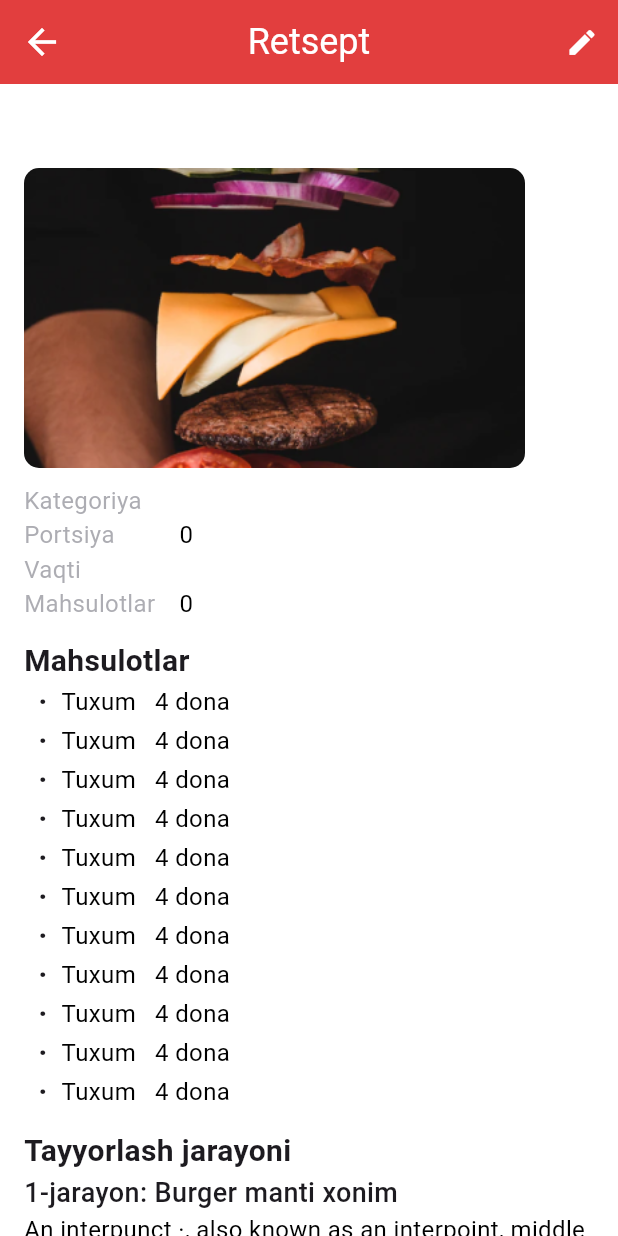
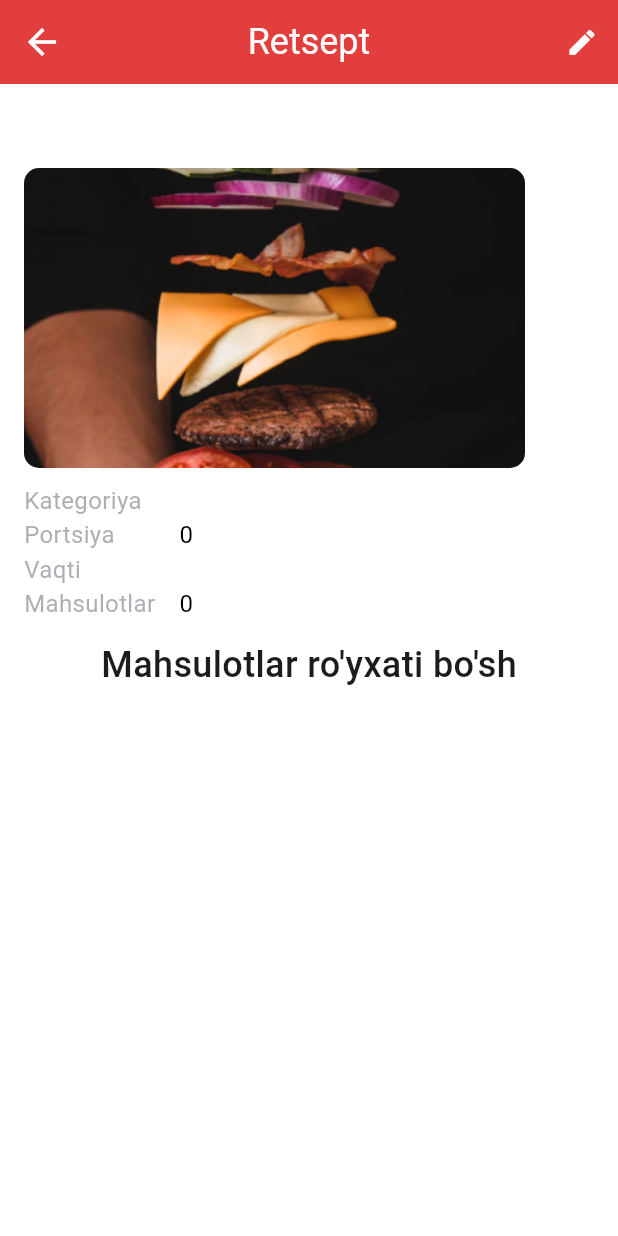
Before and after one commit to yusufmahmudov/recipe, a Flutter app: the ProductView screen opened directly with empty values, on a phone screen of 412 x 824 dp. Run offline on Flutter 3.47's test engine with Material 3 defaults, Android fonts, the phone set to English and light mode, and no system bars; drawn by our look-alikes of keyboard_dismisser; our stand-ins replace delightful_toast, equatable, flutter_bloc, flutter_svg, formz, go_router and 5 more; accounts and stored records are empty; project files that could hold a hidden picture were left out.

Commit message:
Product view

```diff
--- a/lib/application/product/product_bloc.dart
+++ b/lib/application/product/product_bloc.dart
@@ -4,7 +4,9 @@ import 'package:equatable/equatable.dart';
 import 'package:flutter_bloc/flutter_bloc.dart';
 import 'package:formz/formz.dart';
 import 'package:recipe/data/model/g_model/product_model_g.dart';
+import 'package:recipe/data/model/ingredient_model.dart';
 import 'package:recipe/data/model/product_model.dart';
+import 'package:recipe/data/model/serves_model.dart';
 import 'package:recipe/infrasuruktura/apis/favorite_service.dart';
 import 'package:recipe/infrasuruktura/apis/product_service.dart';
 
@@ -148,6 +150,29 @@ class ProductBloc extends Bloc<ProductEvent, ProductState> {
       },
     );
 
+    on<GetProductParts>(
+      (event, emit) async {
+        emit(
+            state.copyWith(statusIngredient: FormzSubmissionStatus.inProgress));
+        try {
+          final result =
+              await ProductService().fetchProductIngredients(event.productId);
+          final result2 =
+              await ProductService().fetchProductPreparations(event.productId);
+
+          emit(
+            state.copyWith(
+              statusIngredient: FormzSubmissionStatus.success,
+              ingredients: result,
+              serveses: result2,
+            ),
+          );
+        } catch (e) {
+          emit(state.copyWith(statusIngredient: FormzSubmissionStatus.failure));
+        }
+      },
+    );
+
     on<GetFavoriteProductEvent>(
       (event, emit) async {
         emit(state.copyWith(statusFavorite: FormzSubmissionStatus.inProgress));
--- a/lib/application/product/product_event.dart
+++ b/lib/application/product/product_event.dart
@@ -24,6 +24,12 @@ class AddProductEvent extends ProductEvent {
     required this.preparations,
     required this.image,
   });
+}
+
+class GetProductParts extends ProductEvent {
+  final int productId;
+
+  GetProductParts({required this.productId});
 }
 
 class UpdateProductEvent extends ProductEvent {
--- a/lib/application/product/product_state.dart
+++ b/lib/application/product/product_state.dart
@@ -3,34 +3,59 @@ part of 'product_bloc.dart';
 class ProductState extends Equatable {
   final FormzSubmissionStatus statusProduct;
   final FormzSubmissionStatus statusFavorite;
+  final FormzSubmissionStatus statusIngredient;
+  final FormzSubmissionStatus statusServes;
   final List<ProductModel> products;
   final List<ProductModel> favoriteProducts;
+  final List<IngredientModel> ingredients;
+  final List<ServesModel> serveses;
   final int selProduct;
 
   const ProductState({
     this.statusProduct = FormzSubmissionStatus.initial,
     this.statusFavorite = FormzSubmissionStatus.initial,
+    this.statusIngredient = FormzSubmissionStatus.initial,
+    this.statusServes = FormzSubmissionStatus.initial,
     this.products = const [],
     this.favoriteProducts = const [],
+    this.ingredients = const [],
+    this.serveses = const [],
     this.selProduct = -1,
   });
 
   @override
-  List<Object?> get props =>
-      [statusProduct, statusFavorite, products, favoriteProducts, selProduct];
+  List<Object?> get props => [
+        statusProduct,
+        statusFavorite,
+        products,
+        favoriteProducts,
+        selProduct,
+        statusIngredient,
+        statusServes,
+        serveses,
+        ingredients,
+      ];
 
   ProductState copyWith({
     FormzSubmissionStatus? statusProduct,
     FormzSubmissionStatus? statusFavorite,
+    FormzSubmissionStatus? statusIngredient,
+    FormzSubmissionStatus? statusServes,
     List<ProductModel>? products,
     List<ProductModel>? favoriteProducts,
+    List<IngredientModel>? ingredients,
+    List<ServesModel>? serveses,
     int? selProduct,
   }) {
     return ProductState(
       statusProduct: statusProduct ?? this.statusProduct,
       statusFavorite: statusFavorite ?? this.statusFavorite,
+      statusIngredient: statusIngredient ?? this.statusIngredient,
+      statusServes: statusServes ?? this.statusServes,
       products: products ?? this.products,
       favoriteProducts: favoriteProducts ?? this.favoriteProducts,
+      ingredients: ingredients ?? this.ingredients,
+      serveses: serveses ?? this.serveses,
       selProduct: selProduct ?? this.selProduct,
     );
   }
--- a/lib/infrasuruktura/apis/favorite_service.dart
+++ b/lib/infrasuruktura/apis/favorite_service.dart
@@ -2,7 +2,6 @@ import 'package:recipe/assets/constants/storage_keys.dart';
 import 'package:recipe/data/model/favorite_model.dart';
 import 'package:recipe/infrasuruktura/repo/storage_repository.dart';
 import 'package:recipe/utils/enum_filtr.dart';
-import 'package:recipe/utils/log_service.dart';
 import 'package:supabase_flutter/supabase_flutter.dart';
 
 class FavoriteService {
@@ -16,7 +15,6 @@ class FavoriteService {
           .from(Tables.favorite.text)
           .select()
           .eq("user_id", userId);
-      Log.i(response.length);
       return response.map((e) => e['product_id'] as int).toList();
       // return response.map((json) => FavoriteModel.fromJson(json)).toList();
     } catch (e) {
--- a/lib/infrasuruktura/apis/product_service.dart
+++ b/lib/infrasuruktura/apis/product_service.dart
@@ -8,7 +8,6 @@ import 'package:recipe/data/model/serves_model.dart';
 import 'package:recipe/infrasuruktura/apis/favorite_service.dart';
 import 'package:recipe/infrasuruktura/repo/storage_repository.dart';
 import 'package:recipe/utils/enum_filtr.dart';
-import 'package:recipe/utils/log_service.dart';
 import 'package:supabase_flutter/supabase_flutter.dart';
 
 class ProductService {
@@ -48,7 +47,6 @@ class ProductService {
           .from(Tables.product.text)
           .select()
           .eq('user_id', userId);
-      response.map((e) => Log.i(e.values));
 
       return response.map((json) => ProductModel.fromJson(json)).toList();
     } catch (e) {
@@ -111,6 +109,19 @@ class ProductService {
     }
   }
 
+  Future<List<IngredientModel>> fetchProductIngredients(int productId) async {
+    try {
+      final response = await supabase
+          .from(Tables.ingredient.text)
+          .select()
+          .eq("product_id", productId);
+
+      return response.map((e) => IngredientModel.fromJson(e)).toList();
+    } catch (e) {
+      throw Exception("Xatolik yuz berdi $e");
+    }
+  }
+
   Future<void> addPreparations(
       List<Map<String, String>> preparations, int productId) async {
     try {
@@ -132,6 +143,19 @@ class ProductService {
       await supabase.from(Tables.serves.text).insert(jsonList);
     } catch (e) {
       throw Exception('Xatolik yuz berdi: $e');
+    }
+  }
+
+  Future<List<ServesModel>> fetchProductPreparations(int productId) async {
+    try {
+      final response = await supabase
+          .from(Tables.serves.text)
+          .select()
+          .eq("product_id", productId);
+
+      return response.map((e) => ServesModel.fromJson(e)).toList();
+    } catch (e) {
+      throw Exception("Xatolik yuz berdi $e");
     }
   }
 
@@ -198,8 +222,6 @@ class ProductService {
           .select()
           .filter("id", "in", "($ids)");
 
-      Log.i(response.length);
-
       return response.map((e) => ProductModel.fromJson(e)).toList();
     } catch (e) {
       throw Exception("Xatolik yuz berdi $e");
--- a/lib/presentation/views/add/serves_view.dart
+++ b/lib/presentation/views/add/serves_view.dart
@@ -24,7 +24,7 @@ class _ServesViewState extends State<ServesView> {
       setState(() {
         widget.preparations.add({
           'name': controllerProcessName.text,
-          'process': controllerProcess.text,
+          'body': controllerProcess.text,
         });
         controllerProcessName.clear();
         controllerProcess.clear();
@@ -68,7 +68,7 @@ class _ServesViewState extends State<ServesView> {
                   widget.preparations.add(
                     {
                       'name': controllerProcessName.text,
-                      'process': controllerProcess.text,
+                      'body': controllerProcess.text,
                     },
                   );
                   controllerProcessName.clear();
@@ -196,7 +196,7 @@ class _ServesViewState extends State<ServesView> {
             noHeight: true,
             minLines: 3,
             readOnly: true,
-            hintText: widget.preparations[index]['process']!,
+            hintText: widget.preparations[index]['body']!,
             borderColor: greyBack.withOpacity(.8),
           ),
         ],
--- a/lib/presentation/views/home/product_view.dart
+++ b/lib/presentation/views/home/product_view.dart
@@ -1,10 +1,11 @@
 import 'package:flutter/material.dart';
 import 'package:flutter_bloc/flutter_bloc.dart';
-import 'package:recipe/application/category/category_bloc.dart';
+import 'package:formz/formz.dart';
 import 'package:recipe/assets/colors/colors.dart';
-import 'package:recipe/data/dto/product_dto.dart';
 import 'package:recipe/data/model/product_model.dart';
 import 'package:recipe/presentation/views/add/add_category_view.dart';
+import 'package:recipe/utils/log_service.dart';
+import '../../../application/product/product_bloc.dart';
 
 class ProductView extends StatefulWidget {
   final ProductModel product;
@@ -30,8 +31,8 @@ class _ProductViewState extends State<ProductView> {
   @override
   void initState() {
     context
-        .read<CategoryBloc>()
-        .add(GetCategoryByIdEvent(categoryId: widget.product.categoryId!));
+        .read<ProductBloc>()
+        .add(GetProductParts(productId: widget.product.id!));
 
     super.initState();
   }
@@ -131,31 +132,89 @@ class _ProductViewState extends State<ProductView> {
               ],
             ),
             const SizedBox(height: 12),
+            BlocBuilder<ProductBloc, ProductState>(
+              builder: (context, state) {
+                if (state.statusIngredient.isInProgress) {
+                  return const Center(
+                    child: CircularProgressIndicator(
+                      color: Colors.red,
+                      strokeWidth: 4.0,
+                    ),
+                  );
+                } else if (state.ingredients.isEmpty) {
+                  return const Center(
+                    child: Text(
+                      "Mahsulotlar ro'yxati bo'sh",
+                      style: TextStyle(
+                        fontSize: 24,
+                        fontWeight: FontWeight.w500,
+                      ),
+                    ),
+                  );
+                }
+
+                final ingredients = ListView.separated(
+                  shrinkWrap: true,
+                  physics: const NeverScrollableScrollPhysics(),
+                  itemBuilder: (context, index) => Row(
+                    children: [
+                      const Text(
+                        "  ·  ",
+                        style: TextStyle(
+                            fontSize: 18, fontWeight: FontWeight.w900),
+                      ),
+                      Text(
+                        "${state.ingredients[index].ingredient}   ${state.ingredients[index].quantity}",
+                        style: originTextStyle,
+                      ),
+                    ],
+                  ),
+                  separatorBuilder: (context, index) => const SizedBox(
+                    height: 4,
+                  ),
+                  itemCount: state.ingredients.length,
+                );
+                Log.i(state.serveses.first.servesBody);
+                final serveres = ListView.separated(
+                  shrinkWrap: true,
+                  physics: const NeverScrollableScrollPhysics(),
+                  itemBuilder: (context, index) => Column(
+                    crossAxisAlignment: CrossAxisAlignment.start,
+                    children: [
+                      Text(
+                        "${index + 1}-jarayon: ${state.serveses[index].servesName}",
+                        style: const TextStyle(
+                            fontSize: 18, fontWeight: FontWeight.w500),
+                      ),
+
+                      Text("${state.serveses[index].servesBody}",
+                          style: originTextStyle),
+                      const SizedBox(height: 14),
+                    ],
+                  ),
+                  separatorBuilder: (context, index) =>
+                      const SizedBox(height: 6),
+                  itemCount: state.serveses.length,
+                );
+
+                return Column(
+                  crossAxisAlignment: CrossAxisAlignment.start,
+                  children: [
                     const Text(
                       "Mahsulotlar",
-              style: TextStyle(fontSize: 20, fontWeight: FontWeight.bold),
+                      style:
+                          TextStyle(fontSize: 20, fontWeight: FontWeight.bold),
                     ),
-            ...List.generate(
-              products.length,
-              (index) {
-                if (index != products.length) {
-                  return _buildIngredientRow(index);
-                }
-                return const Text("Error");
-              },
-            ),
+                    ingredients,
                     const SizedBox(height: 12),
                     const Text(
                       "Tayyorlash jarayoni",
-              style: TextStyle(fontSize: 20, fontWeight: FontWeight.bold),
+                      style:
+                          TextStyle(fontSize: 20, fontWeight: FontWeight.bold),
                     ),
-            ...List.generate(
-              products.length,
-              (index) {
-                if (index != products.length) {
-                  return _buildServesRow(index);
-                }
-                return const Text("Error");
+                    serveres,
+                  ],
+                );
               },
             ),
           ],
@@ -163,32 +222,4 @@ class _ProductViewState extends State<ProductView> {
       ),
     );
   }
-
-  Widget _buildIngredientRow(int index) {
-    return Row(
-      children: [
-        const Text(
-          "  ·  ",
-          style: TextStyle(fontSize: 18, fontWeight: FontWeight.w900),
-        ),
-        Text("Tuxum   4 dona", style: originTextStyle),
-      ],
-    );
 }
-
-  Widget _buildServesRow(int index) {
-    return Column(
-      crossAxisAlignment: CrossAxisAlignment.start,
-      children: [
-        Text(
-          "${index + 1}-jarayon: ${products[index]['name']}",
-          style: const TextStyle(fontSize: 18, fontWeight: FontWeight.w500),
-        ),
-        Text(
-            "An interpunct ·, also known as an interpoint, middle dot, middot, centered dot or centred dot, is a punctuation mark consisting of a vertically centered dot used for interword separation in Classical Latin. (Word-separating spaces did not appear until some time between 600 and 800 CE.)",
-            style: originTextStyle),
-        const SizedBox(height: 14),
-      ],
-    );
-  }
-}
```
Lines whose indentation alone changed are shown as unchanged.
